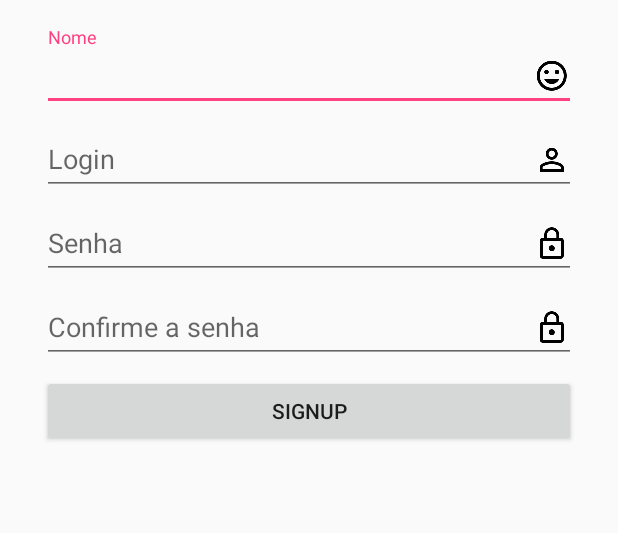
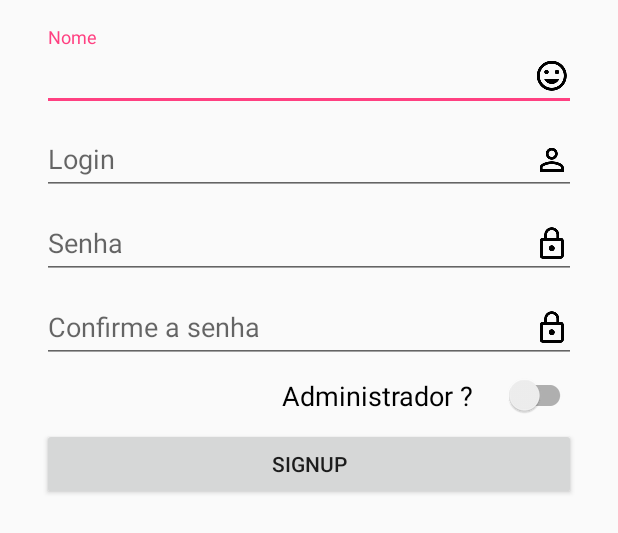
Before and after one commit to jordilucas/FanMovieApp, an Android app: the layout fragment_sign_up.xml on its own in the app's theme, with its tools: preview values and no code run, on a phone screen of 412 x 824 dp. Shown: the top 533 px of the screen. Run offline under Robolectric (Android 15) with nearby library versions, the phone set to English and light mode, and no system bars.

Commit message:
Adição de switchcompat na tela de signup

```diff
--- a/app/src/main/java/com/sda/david/fanmovieapp/login/SignupFragment.java
+++ b/app/src/main/java/com/sda/david/fanmovieapp/login/SignupFragment.java
@@ -5,6 +5,8 @@ import android.content.Intent;
 import android.os.Bundle;
 import android.support.annotation.Nullable;
 import android.support.v4.app.Fragment;
+import android.support.v7.widget.SwitchCompat;
+import android.util.Log;
 import android.view.LayoutInflater;
 import android.view.View;
 import android.view.ViewGroup;
@@ -34,6 +36,7 @@ public class SignupFragment extends Fragment {
     private EditText etLogin;
     private EditText etPassword;
     private EditText etConfirmPassword;
+    private SwitchCompat switchAdm;
     private Button btSignup;
     private ProgressDialog dialog;
 
@@ -63,6 +66,7 @@ public class SignupFragment extends Fragment {
                 signUp();
             }
         });
+        switchAdm = (SwitchCompat) rootView.findViewById(R.id.switch_adm);
 
         dialog = new ProgressDialog(getContext());
         dialog.setIndeterminate(true);
@@ -81,7 +85,7 @@ public class SignupFragment extends Fragment {
     private void requestSignup() {
         dialog.setMessage(getString(R.string.loding_signup));
         dialog.show();
-        User user = new User(etName.getText().toString(), etLogin.getText().toString(), etPassword.getText().toString(), true);
+        User user = new User(etName.getText().toString(), etLogin.getText().toString(), etPassword.getText().toString(), switchAdm.isChecked());
         Call<User> call = ServiceGenerator.createService(UserService.class).signupUser(user);
         call.enqueue(new Callback<User>() {
             @Override
--- a/app/src/main/res/layout/fragment_sign_up.xml
+++ b/app/src/main/res/layout/fragment_sign_up.xml
@@ -1,12 +1,12 @@
 <?xml version="1.0" encoding="utf-8"?>
-<ScrollView
-    xmlns:android="http://schemas.android.com/apk/res/android"
+<ScrollView xmlns:android="http://schemas.android.com/apk/res/android"
     android:layout_width="match_parent"
-    android:layout_height="match_parent">
+    android:layout_height="match_parent"
+    xmlns:app="http://schemas.android.com/apk/res-auto">
 
     <LinearLayout
         android:orientation="vertical" android:layout_width="match_parent"
-        android:layout_height="match_parent"
+        android:layout_height="wrap_content"
         android:paddingLeft="28dp"
         android:paddingRight="28dp">
 
@@ -79,6 +79,17 @@
 
         </android.support.design.widget.TextInputLayout>
 
+        <android.support.v7.widget.SwitchCompat
+            android:id="@+id/switch_adm"
+            android:layout_width="wrap_content"
+            android:layout_height="wrap_content"
+            android:layout_marginTop="8dp"
+            android:text="@string/switch_adm"
+            android:textSize="18sp"
+            app:switchPadding="20dp"
+            android:layout_gravity="end"
+            />
+
         <Button
             android:id="@+id/bt_signup"
             android:layout_width="match_parent"
--- a/app/src/main/res/values/strings.xml
+++ b/app/src/main/res/values/strings.xml
@@ -23,6 +23,7 @@
     <string name="text_signuo_button">SIGNUP</string>
     <string name="loding_login">Realizando login…</string>
     <string name="loding_signup">Realizando cadastro…</string>
+    <string name="switch_adm">Administrador ?</string>
 
     <!--SignUp Error-->
     <string name="empty_name">O campo nome não deve estar vazio</string>
```
